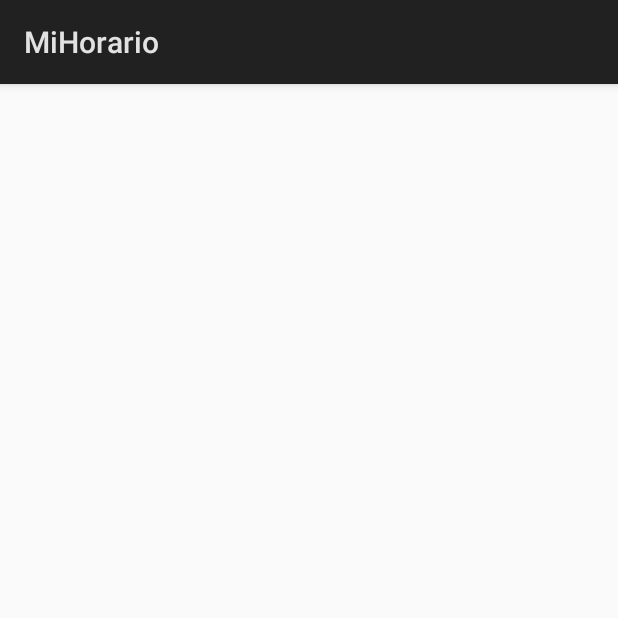
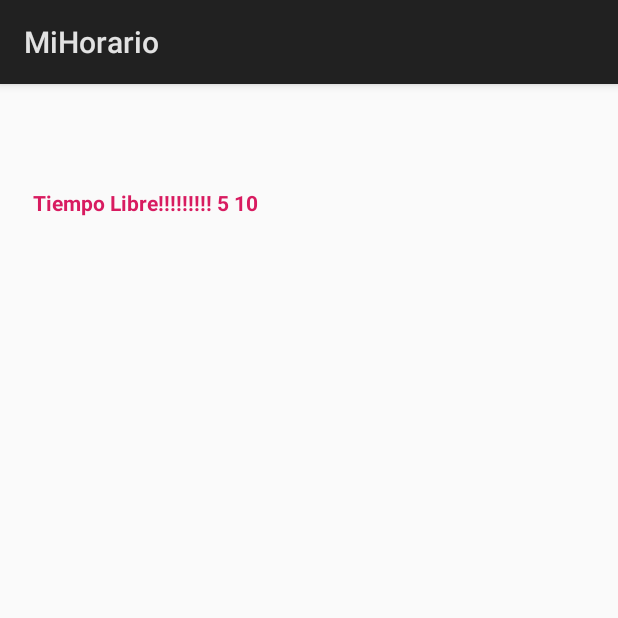
Before and after one commit to codeandcoke/android-ejercicios, an Android app: the QueTocaAhoraActivity screen opened directly, with no data from a screen before it, on a phone screen of 412 x 824 dp, the top half of it. Run offline under Robolectric (Android 15) with nearby library versions, the phone set to English and light mode, and no system bars.

Commit message:
Ejemplo terminado

```diff
--- a/MiHorario/app/src/main/java/com/sfaci/mihorario/QueTocaAhoraActivity.java
+++ b/MiHorario/app/src/main/java/com/sfaci/mihorario/QueTocaAhoraActivity.java
@@ -2,6 +2,7 @@ package com.sfaci.mihorario;
 
 import android.app.Activity;
 import android.os.Bundle;
+import android.widget.TextView;
 
 import java.util.Calendar;
 import java.util.GregorianCalendar;
@@ -15,12 +16,20 @@ public class QueTocaAhoraActivity extends Activity {
         super.onCreate(savedInstanceState);
         setContentView(R.layout.activity_que_toca_ahora);
 
+        TextView tvLoQueToca = findViewById(R.id.tvLoQueToca);
+
         int diaHoy = new GregorianCalendar().get(Calendar.DAY_OF_WEEK);
-
+        int horaAhora = new GregorianCalendar().get(Calendar.HOUR);
         for (Asignatura asignatura : asignaturas) {
             if (DateUtils.diaOrdinal(asignatura.getDia()) == diaHoy) {
+                if (Integer.parseInt(asignatura.getHora()) == horaAhora) {
+                    tvLoQueToca.setText("Te toca ir a clase de " + asignatura.getNombre());
+                    return;
+                }
 
             }
         }
+
+        tvLoQueToca.setText("Tiempo Libre!!!!!!!!! " + diaHoy + " " + horaAhora);
     }
 }
```
Also changed, not shown: MiHorario/app/src/main/java/com/sfaci/mihorario/DateUtils.java (+5 -5 lines).
